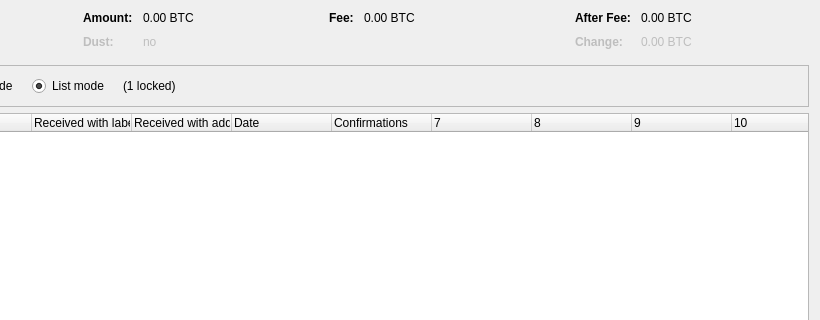
Qt form src/qt/forms/coincontroldialog.ui (arcana-coin/arcana-core) before a commit; both pictures show x 180 to 1000 and y 0 to 320 of the 1000 by 500 pixel window.
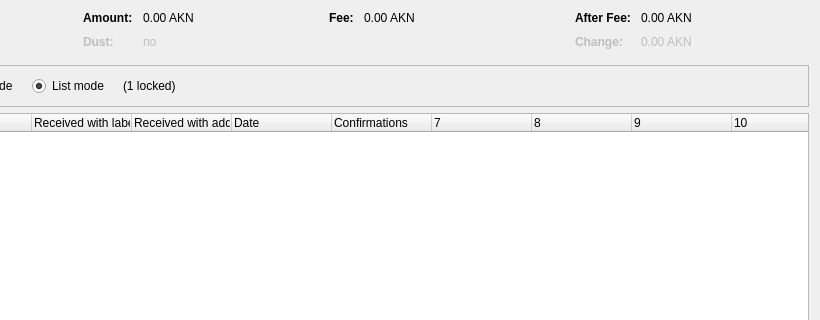
The same form after that commit. Custom widgets are drawn as their Qt base class.

```diff
--- a/src/qt/forms/coincontroldialog.ui
+++ b/src/qt/forms/coincontroldialog.ui
@@ -132,7 +132,7 @@
           <enum>Qt::ActionsContextMenu</enum>
          </property>
          <property name="text">
-          <string notr="true">0.00 BTC</string>
+          <string notr="true">0.00 AKN</string>
          </property>
          <property name="textInteractionFlags">
           <set>Qt::LinksAccessibleByMouse|Qt::TextSelectableByKeyboard|Qt::TextSelectableByMouse</set>
@@ -212,7 +212,7 @@
           <enum>Qt::ActionsContextMenu</enum>
          </property>
          <property name="text">
-          <string notr="true">0.00 BTC</string>
+          <string notr="true">0.00 AKN</string>
          </property>
          <property name="textInteractionFlags">
           <set>Qt::LinksAccessibleByMouse|Qt::TextSelectableByKeyboard|Qt::TextSelectableByMouse</set>
@@ -257,7 +257,7 @@
           <enum>Qt::ActionsContextMenu</enum>
          </property>
          <property name="text">
-          <string notr="true">0.00 BTC</string>
+          <string notr="true">0.00 AKN</string>
          </property>
          <property name="textInteractionFlags">
           <set>Qt::LinksAccessibleByMouse|Qt::TextSelectableByKeyboard|Qt::TextSelectableByMouse</set>
@@ -292,7 +292,7 @@
           <enum>Qt::ActionsContextMenu</enum>
          </property>
          <property name="text">
-          <string notr="true">0.00 BTC</string>
+          <string notr="true">0.00 AKN</string>
          </property>
          <property name="textInteractionFlags">
           <set>Qt::LinksAccessibleByMouse|Qt::TextSelectableByKeyboard|Qt::TextSelectableByMouse</set>
```
